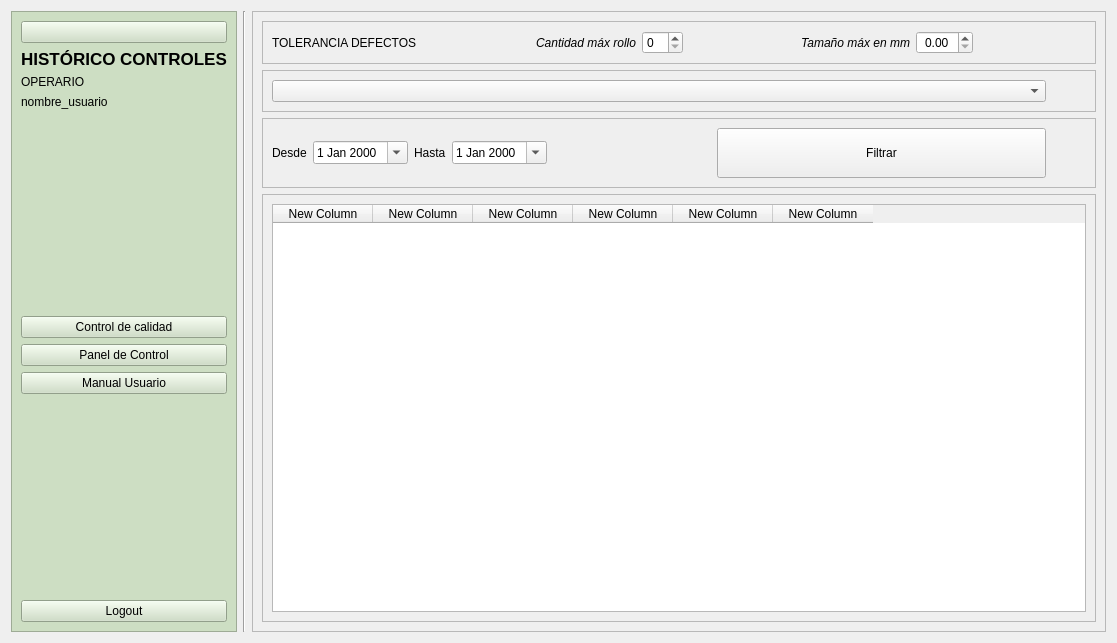
Above: frontend/UI/form_historico_controles.ui from PacoG86/isli before the change. Below: the same form after it.
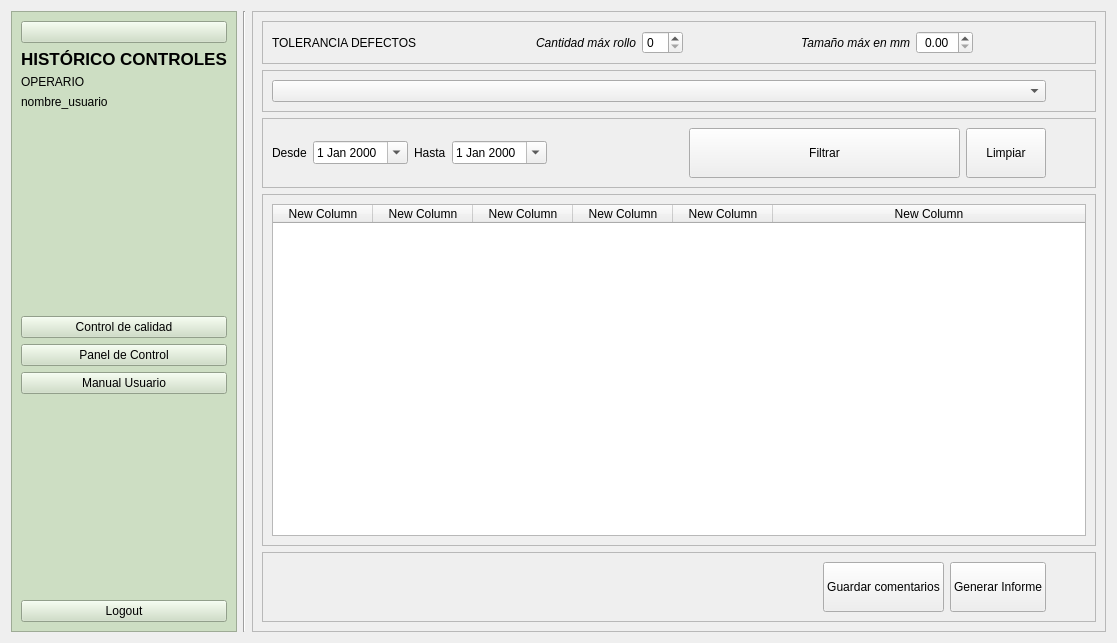
That is the form after the change. Icons and pictures are not drawn.

Commit message: añadir funcionalidad filtro historico

Diff of the .ui file:
```diff
--- a/frontend/UI/form_historico_controles.ui
+++ b/frontend/UI/form_historico_controles.ui
@@ -298,7 +298,7 @@
           <property name="frameShadow">
            <enum>QFrame::Shadow::Raised</enum>
           </property>
-          <layout class="QHBoxLayout" name="horizontalLayout" stretch="0,0,0,0,1,2,0">
+          <layout class="QHBoxLayout" name="horizontalLayout" stretch="0,0,0,0,1,2,0,0">
            <item>
             <widget class="QLabel" name="label_desde">
              <property name="text">
@@ -353,6 +353,19 @@
              </property>
             </widget>
            </item>
+           <item>
+            <widget class="QPushButton" name="pushButton_limpiarFiltros">
+             <property name="minimumSize">
+              <size>
+               <width>0</width>
+               <height>50</height>
+              </size>
+             </property>
+             <property name="text">
+              <string>Limpiar</string>
+             </property>
+            </widget>
+           </item>
            <item>
             <spacer name="horizontalSpacer_3">
              <property name="orientation">
@@ -380,6 +393,23 @@
           <layout class="QHBoxLayout" name="horizontalLayout_2">
            <item>
             <widget class="QTableWidget" name="tableWidget_results">
+             <property name="styleSheet">
+              <string notr="true">QTableWidget::item {
+    padding: 5px;
+}</string>
+             </property>
+             <attribute name="horizontalHeaderCascadingSectionResizes">
+              <bool>true</bool>
+             </attribute>
+             <attribute name="horizontalHeaderStretchLastSection">
+              <bool>true</bool>
+             </attribute>
+             <attribute name="verticalHeaderCascadingSectionResizes">
+              <bool>true</bool>
+             </attribute>
+             <attribute name="verticalHeaderStretchLastSection">
+              <bool>false</bool>
+             </attribute>
              <column>
               <property name="text">
                <string>New Column</string>
@@ -415,6 +445,70 @@
           </layout>
          </widget>
         </item>
+        <item>
+         <widget class="QFrame" name="frame_btnsDown">
+          <property name="frameShape">
+           <enum>QFrame::Shape::StyledPanel</enum>
+          </property>
+          <property name="frameShadow">
+           <enum>QFrame::Shadow::Raised</enum>
+          </property>
+          <layout class="QHBoxLayout" name="horizontalLayout_3" stretch="1,0,0,0">
+           <item>
+            <spacer name="horizontalSpacer_down">
+             <property name="orientation">
+              <enum>Qt::Orientation::Horizontal</enum>
+             </property>
+             <property name="sizeHint" stdset="0">
+              <size>
+               <width>40</width>
+               <height>20</height>
+              </size>
+             </property>
+            </spacer>
+           </item>
+           <item>
+            <widget class="QPushButton" name="pushButton_saveObs">
+             <property name="minimumSize">
+              <size>
+               <width>0</width>
+               <height>50</height>
+              </size>
+             </property>
+             <property name="text">
+              <string>Guardar comentarios</string>
+             </property>
+            </widget>
+           </item>
+           <item>
+            <widget class="QPushButton" name="pushButton_report">
+             <property name="minimumSize">
+              <size>
+               <width>0</width>
+               <height>50</height>
+              </size>
+             </property>
+             <property name="text">
+              <string>Generar Informe</string>
+             </property>
+            </widget>
+           </item>
+           <item>
+            <spacer name="horizontalSpacer_4">
+             <property name="orientation">
+              <enum>Qt::Orientation::Horizontal</enum>
+             </property>
+             <property name="sizeHint" stdset="0">
+              <size>
+               <width>40</width>
+               <height>20</height>
+              </size>
+             </property>
+            </spacer>
+           </item>
+          </layout>
+         </widget>
+        </item>
        </layout>
       </widget>
      </item>
```
The commit also changes 3 other files.
